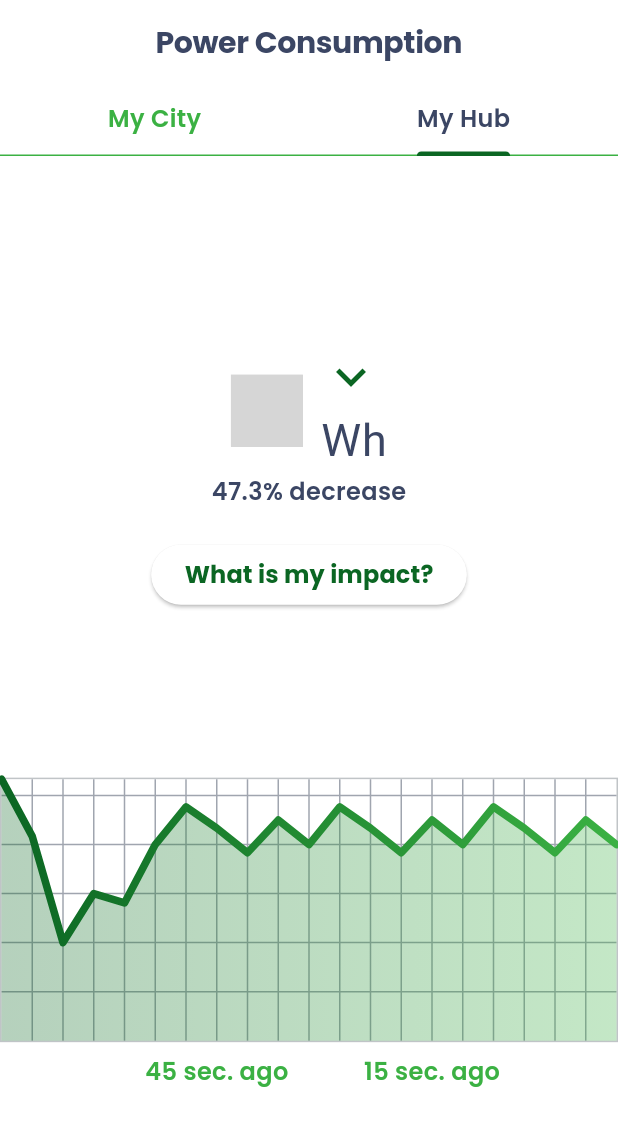
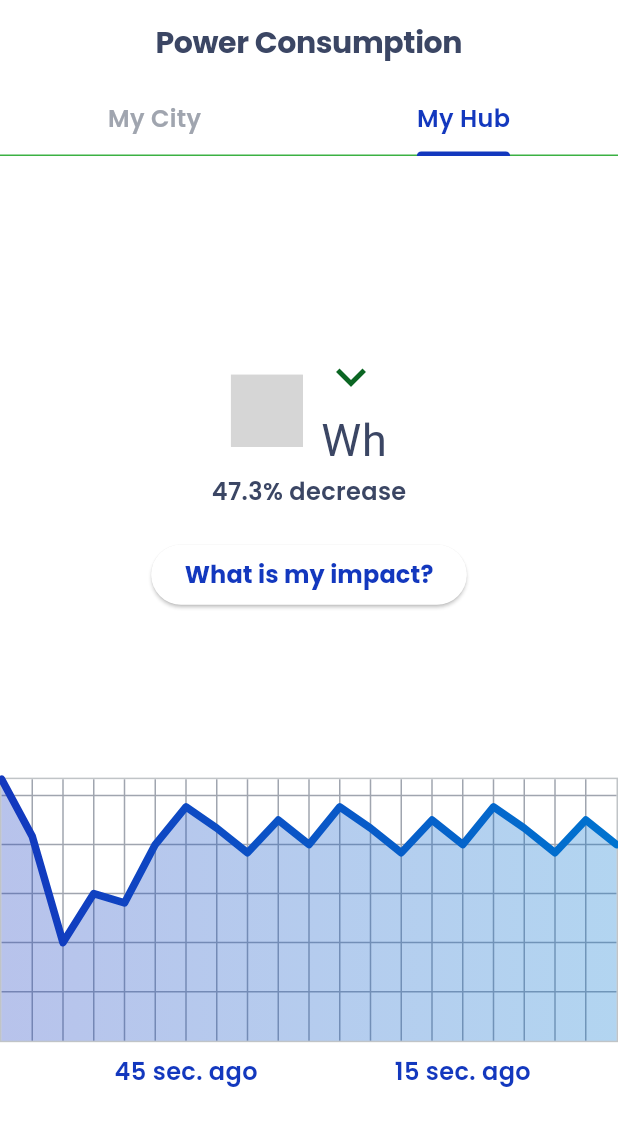
Before and after one commit to TomMondor/AMC_2024, a Flutter app: the Electricity screen opened by its route, tab 2 chosen, on a phone screen of 412 x 824 dp. Shown: the top 1126 px of the screen. Run offline on Flutter 3.47's test engine with Material 3 defaults, Android fonts, the phone set to English and light mode, and no system bars; drawn by our look-alikes of fl_chart; our stand-ins replace cloud_firestore, device_preview, dio, firebase_auth, firebase_core, firebase_messaging and 7 more; missing offline and left inert: animated_digit; accounts and stored records are empty; network calls fail; grey boxes are pictures that could not be loaded.

Commit message:
few things

```diff
--- a/lib/src/view/electricity/electricity.dart
+++ b/lib/src/view/electricity/electricity.dart
@@ -57,7 +57,10 @@ class _ElectricityState extends State<Electricity> with AutomaticKeepAliveClient
           ),
         ),
         bottom: TabBar(
-          labelStyle: Theme.of(context).textTheme.bodyMedium!.copyWith(color: kcPrimaryVariant),
+          indicatorColor: kcBlue,
+          labelColor: kcBlue,
+          unselectedLabelColor: kcLightSecondary,
+          labelStyle: Theme.of(context).textTheme.bodyMedium!.copyWith(color: kcBlue),
           indicatorSize: TabBarIndicatorSize.label,
           controller: _tabController,
           tabs: const <Widget>[
@@ -136,17 +139,20 @@ class _ElectricityState extends State<Electricity> with AutomaticKeepAliveClient
                                           const TipItem(
                                               descriptionText: "A slow period is starting, do you have a laundry load to do?",
                                               titleText: "Slack period",
-                                              iconData: Icons.local_laundry_service),
+                                              iconData: Icons.local_laundry_service,
+                                              color: kcBlue),
                                           verticalSpace(10),
                                           const TipItem(
                                               descriptionText: "There seems to be no one at home, would you like to turn down the heat?",
                                               titleText: "Nobody at home?",
-                                              iconData: Icons.heat_pump),
+                                              iconData: Icons.heat_pump,
+                                              color: kcBlue,),
                                           verticalSpace(10),
                                           const TipItem(
                                               descriptionText: "Confirm your work schedule to automatically reduce the heating in your absence.",
                                               titleText: "Heating an empty house?!",
-                                              iconData: Icons.whatshot),
+                                              iconData: Icons.whatshot,
+                                              color: kcBlue),
                                         ]),
                                       ),
                                       ElevatedButton(
@@ -160,7 +166,7 @@ class _ElectricityState extends State<Electricity> with AutomaticKeepAliveClient
                             },
                           );
                         },
-                        child: const Text("How can I help?")),
+                        child: const Text("How can I help?", style: TextStyle(color: kcBlue))),
                   )
                 ],
               ),
@@ -250,7 +256,7 @@ class _ElectricityState extends State<Electricity> with AutomaticKeepAliveClient
                             },
                           );
                         },
-                        child: const Text("What is my impact?"),
+                        child: const Text("What is my impact?", style: TextStyle(color: kcBlue)),
                       ))
                 ],
               ),
--- a/lib/src/view/electricity/graph.dart
+++ b/lib/src/view/electricity/graph.dart
@@ -24,8 +24,8 @@ class HydroData {
 
 class CoolChart extends HookWidget {
   List<Color> gradientColors = [
-    kcPrimary,
-    kcSecondary,
+    kcBlue,
+    kcBlueLight,
   ];
 
   final Function(int variation, bool hasIncreased, String pourcentageVariation)? methodFromParent;
@@ -103,6 +103,7 @@ class CoolChart extends HookWidget {
       fontSize: 16,
       fontFamily: 'Poppins',
       fontWeight: FontWeight.w600,
+      color: kcBlue,
     );
     Widget text;
     switch (value.toInt()) {
--- a/lib/src/view/electricity/home_chart.dart
+++ b/lib/src/view/electricity/home_chart.dart
@@ -8,8 +8,8 @@ import 'package:flutter_hooks/flutter_hooks.dart';
 
 class HomeChart extends HookWidget {
   List<Color> gradientColors = [
-    kcPrimary,
-    kcSecondary,
+    kcBlue,
+    kcBlueLight,
   ];
 
   HomeChart({super.key});
@@ -107,13 +107,14 @@ class HomeChart extends HookWidget {
       fontSize: 16,
       fontFamily: 'Poppins',
       fontWeight: FontWeight.w600,
+      color: kcBlue,
     );
     Widget text;
     switch (value.toInt()) {
-      case 7:
+      case 6:
         text = const Text('45 sec. ago', style: style);
         break;
-      case 14:
+      case 15:
         text = const Text('15 sec. ago', style: style);
         break;
       default:
--- a/lib/src/view/home/hub.dart
+++ b/lib/src/view/home/hub.dart
@@ -65,7 +65,7 @@ class _MyHubPageState extends State<MyHubPage> {
             label: 'Transport',
           ),
           NavigationDestination(
-            selectedIcon: Icon(Icons.shopping_basket, color: kcPrimary,),
+            selectedIcon: Icon(Icons.shopping_basket, color: kcPrimary, ),
             icon: Icon(Icons.shopping_basket, color: kcLightSecondary,),
             label: 'Alimentation',
           ),
```
Also changed, not shown: lib/src/view/home/home.dart (+6 -5 lines), 3 other files.
